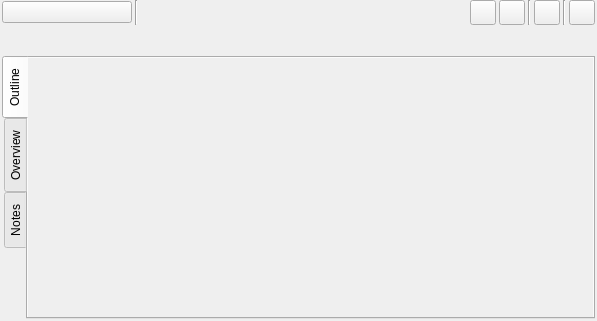
Above: ui/story_structure_settings.ui from zkovari/plotlyst before the change. Below: the same form after it.
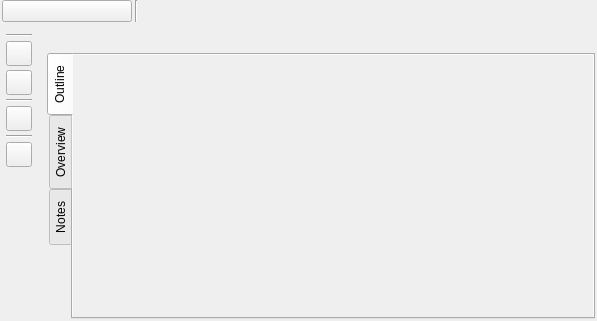
That is the form after the change. Custom widgets are drawn as their Qt base class.

Commit message: Place structure operation buttons to the sidebar, closes #1129

Diff of the .ui file:
```diff
--- a/ui/story_structure_settings.ui
+++ b/ui/story_structure_settings.ui
@@ -13,7 +13,7 @@
   <property name="windowTitle">
    <string>Form</string>
   </property>
-  <layout class="QVBoxLayout" name="verticalLayout">
+  <layout class="QVBoxLayout" name="verticalLayout_7">
    <property name="spacing">
     <number>3</number>
    </property>
@@ -85,7 +85,30 @@
        </property>
       </widget>
      </item>
+    </layout>
+   </item>
      <item>
+    <layout class="QHBoxLayout" name="horizontalLayout_2">
+     <property name="spacing">
+      <number>6</number>
+     </property>
+     <item alignment="Qt::AlignTop">
+      <widget class="QWidget" name="wdgSidebar" native="true">
+       <layout class="QVBoxLayout" name="verticalLayout">
+        <property name="spacing">
+         <number>4</number>
+        </property>
+        <property name="leftMargin">
+         <number>4</number>
+        </property>
+        <item>
+         <widget class="Line" name="line_4">
+          <property name="orientation">
+           <enum>Qt::Horizontal</enum>
+          </property>
+         </widget>
+        </item>
+        <item alignment="Qt::AlignHCenter">
       <widget class="QToolButton" name="btnEdit">
        <property name="cursor">
         <cursorShape>PointingHandCursor</cursorShape>
@@ -130,9 +153,9 @@
       </widget>
      </item>
      <item>
-      <widget class="Line" name="line_3">
+         <widget class="Line" name="line_2">
        <property name="orientation">
-        <enum>Qt::Vertical</enum>
+           <enum>Qt::Horizontal</enum>
        </property>
       </widget>
      </item>
@@ -159,9 +182,9 @@
       </widget>
      </item>
      <item>
-      <widget class="Line" name="line_2">
+         <widget class="Line" name="line_3">
        <property name="orientation">
-        <enum>Qt::Vertical</enum>
+           <enum>Qt::Horizontal</enum>
        </property>
       </widget>
      </item>
@@ -188,7 +211,13 @@
       </widget>
      </item>
     </layout>
-   </item>
+      </widget>
+     </item>
+     <item>
+      <layout class="QVBoxLayout" name="verticalLayout_6">
+       <property name="spacing">
+        <number>3</number>
+       </property>
    <item>
     <layout class="QVBoxLayout" name="layoutPreview">
      <property name="leftMargin">
@@ -246,8 +275,8 @@
            <rect>
             <x>0</x>
             <y>0</y>
-            <width>565</width>
-            <height>256</height>
+                <width>524</width>
+                <height>255</height>
            </rect>
           </property>
           <property name="relaxed-white-bg" stdset="0">
@@ -378,6 +407,10 @@
       </layout>
      </widget>
     </widget>
+       </item>
+      </layout>
+     </item>
+    </layout>
    </item>
   </layout>
  </widget>
```
Left out of the diff: 8 changed lines with no effect on the pictures. Lines whose indentation alone changed are shown as unchanged.
